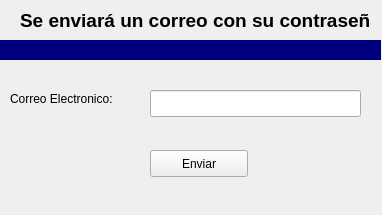
This is gui/usuarios/recuperarpassword.ui in joselp/observe-qt as Qt 5 draws it before an edit. The edited form follows.
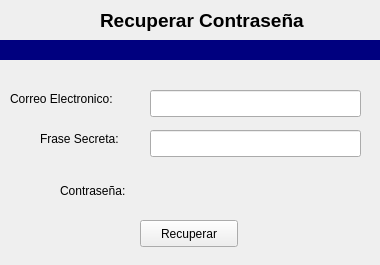
This is the edited form.

Patch:
```diff
--- a/gui/usuarios/recuperarpassword.ui
+++ b/gui/usuarios/recuperarpassword.ui
@@ -6,20 +6,20 @@
    <rect>
     <x>0</x>
     <y>0</y>
-    <width>382</width>
-    <height>215</height>
+    <width>380</width>
+    <height>265</height>
    </rect>
   </property>
   <property name="minimumSize">
    <size>
-    <width>0</width>
-    <height>0</height>
+    <width>380</width>
+    <height>265</height>
    </size>
   </property>
   <property name="maximumSize">
    <size>
-    <width>413</width>
-    <height>215</height>
+    <width>380</width>
+    <height>265</height>
    </size>
   </property>
   <property name="windowTitle">
@@ -28,14 +28,14 @@
   <widget class="QPushButton" name="pushButtonEnviar">
    <property name="geometry">
     <rect>
-     <x>150</x>
-     <y>150</y>
+     <x>140</x>
+     <y>220</y>
      <width>98</width>
      <height>27</height>
     </rect>
    </property>
    <property name="text">
-    <string>Enviar</string>
+    <string>Recuperar</string>
    </property>
   </widget>
   <widget class="QLabel" name="label">
@@ -86,9 +86,9 @@
   <widget class="QLabel" name="label_2">
    <property name="geometry">
     <rect>
-     <x>20</x>
+     <x>100</x>
      <y>0</y>
-     <width>351</width>
+     <width>211</width>
      <height>41</height>
     </rect>
    </property>
@@ -101,7 +101,56 @@
     </font>
    </property>
    <property name="text">
-    <string>Se enviará un correo con su contraseña</string>
+    <string>Recuperar Contraseña</string>
+   </property>
+  </widget>
+  <widget class="QLineEdit" name="lineEditFrase">
+   <property name="geometry">
+    <rect>
+     <x>150</x>
+     <y>130</y>
+     <width>211</width>
+     <height>27</height>
+    </rect>
+   </property>
+  </widget>
+  <widget class="QLabel" name="label_3">
+   <property name="geometry">
+    <rect>
+     <x>40</x>
+     <y>130</y>
+     <width>101</width>
+     <height>17</height>
+    </rect>
+   </property>
+   <property name="text">
+    <string>Frase Secreta:</string>
+   </property>
+  </widget>
+  <widget class="QLabel" name="label_4">
+   <property name="geometry">
+    <rect>
+     <x>60</x>
+     <y>180</y>
+     <width>81</width>
+     <height>21</height>
+    </rect>
+   </property>
+   <property name="text">
+    <string>Contraseña:</string>
+   </property>
+  </widget>
+  <widget class="QLabel" name="labelPass">
+   <property name="geometry">
+    <rect>
+     <x>150</x>
+     <y>180</y>
+     <width>211</width>
+     <height>21</height>
+    </rect>
+   </property>
+   <property name="text">
+    <string/>
    </property>
   </widget>
  </widget>
```
Left out of the diff: 2 changed lines with no effect on the pictures.
